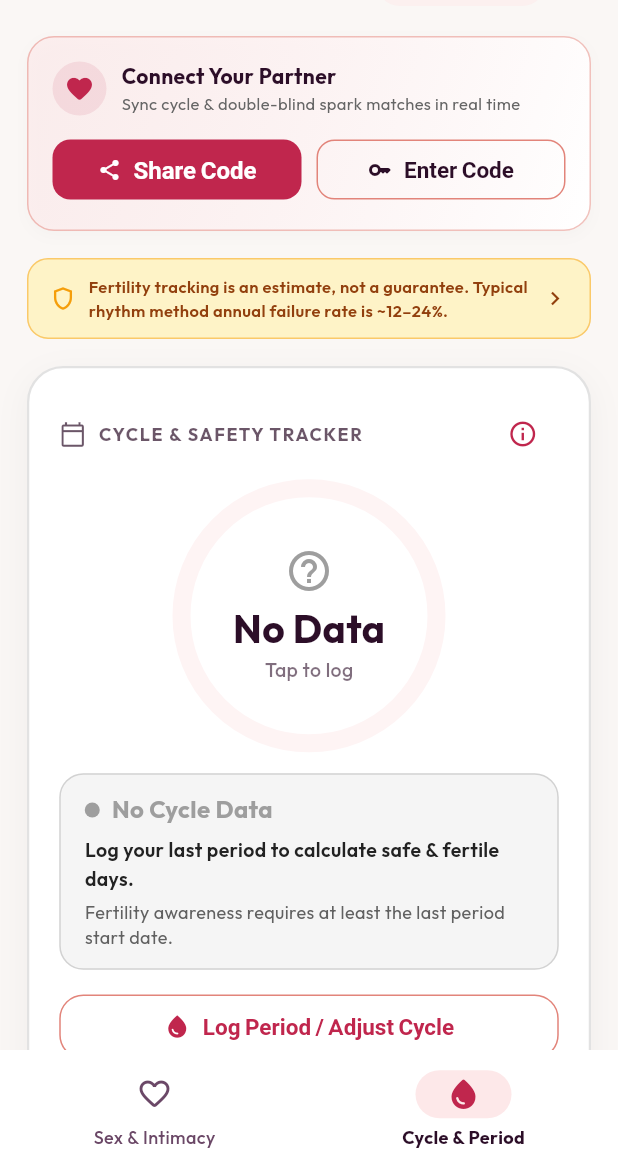
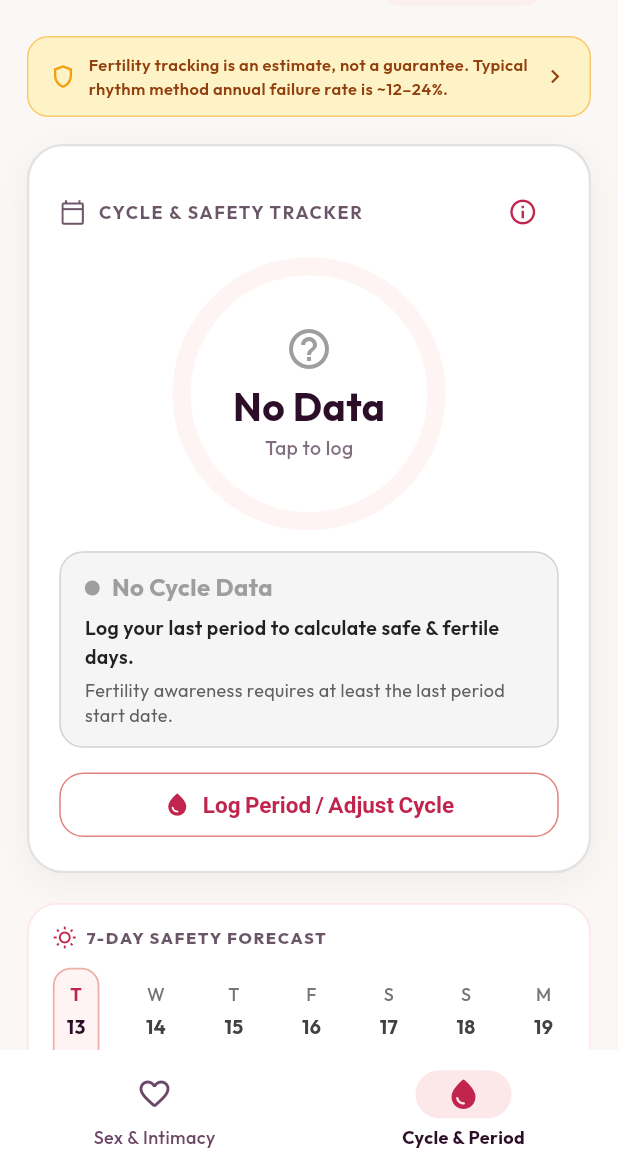
Before and after one commit to EiDHindY/LoveSync, a Flutter app: the DashboardScreen screen opened directly, swiped to page 2, on a phone screen of 412 x 824 dp, the part 66-1236 px from its top. Run offline on Flutter 3.47's test engine with Material 3 defaults, Android fonts, the phone set to English and light mode, and no system bars; our stand-ins replace confetti, flutter_local_notifications, flutter_riverpod, google_fonts, share_plus, shared_preferences and 1 more; accounts and stored records are empty.

Commit message:
Move Connect Your Partner card strictly to Sex & Intimacy tab

```diff
--- a/lib/features/dashboard/presentation/dashboard_screen.dart
+++ b/lib/features/dashboard/presentation/dashboard_screen.dart
@@ -340,11 +340,6 @@ class _DashboardScreenState extends ConsumerState<DashboardScreen> {
       child: Column(
         crossAxisAlignment: CrossAxisAlignment.start,
         children: [
-          if (!repo.isPaired) ...[
-            _buildConnectPartnerCard(context, repo),
-            const SizedBox(height: 18),
-          ],
-
           // Medical Disclaimer Notice Banner
           InkWell(
             onTap: () => MedicalDisclaimer.showDisclaimerDialog(context),
```
